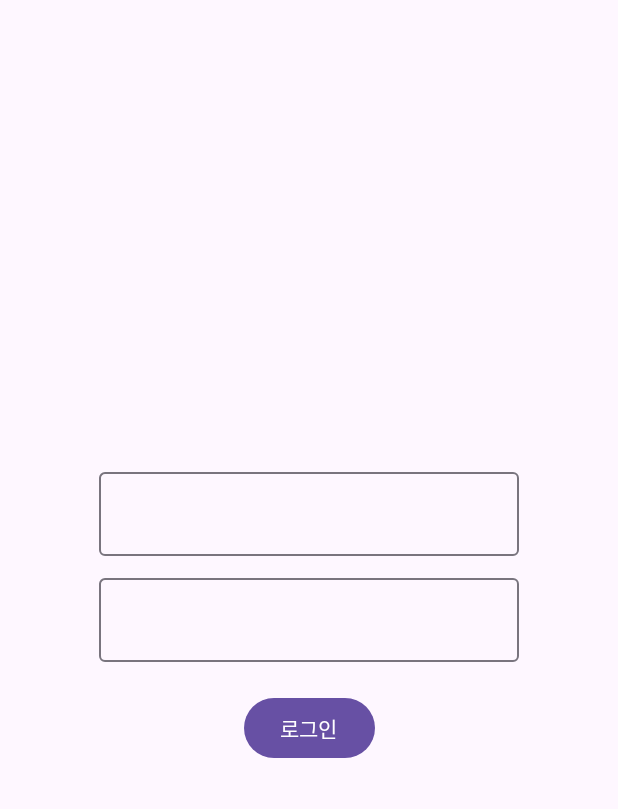
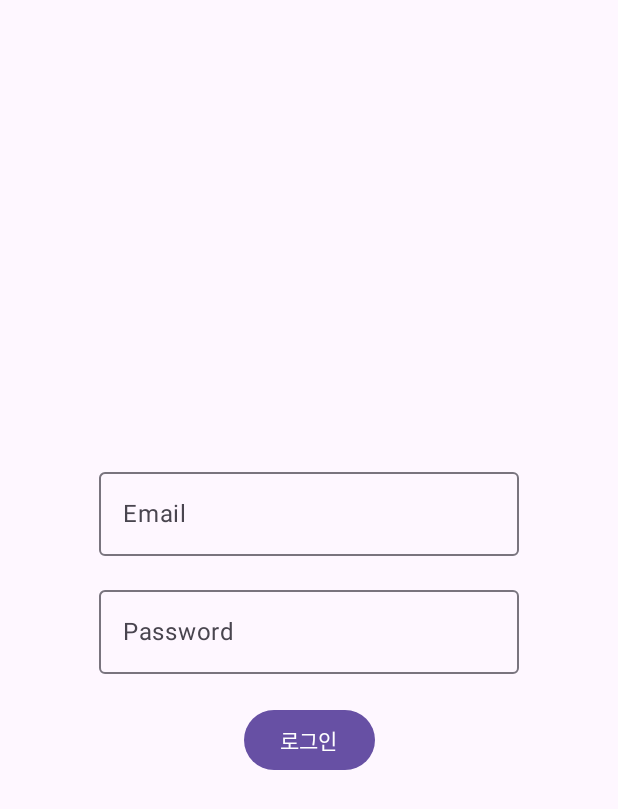
Before and after one commit to Code-Sync-Team/Blog-Android, an Android app built with Jetpack Compose: the screen it shows after launch (MainActivity), on a phone screen of 412 x 824 dp. Shown: the top 809 px of the screen. Run offline under Robolectric (Android 15) with nearby library versions, the phone set to English and light mode, and no system bars; our stand-ins replace Dagger/Hilt's generated code; libraries missing offline, so code that uses them is left out: com.jakewharton.retrofit2.

Commit message:
feat: BasicTextField 추가

```diff
--- a/app/src/main/java/com/example/blog/MainActivity.kt
+++ b/app/src/main/java/com/example/blog/MainActivity.kt
@@ -4,19 +4,16 @@ import android.os.Bundle
 import androidx.activity.ComponentActivity
 import androidx.activity.compose.setContent
 import androidx.activity.enableEdgeToEdge
-import androidx.activity.viewModels
 import androidx.compose.material3.Text
 import androidx.compose.runtime.Composable
 import androidx.compose.ui.Modifier
 import androidx.compose.ui.tooling.preview.Preview
-import com.example.blog.ui.login.LoginViewModel
 import com.example.blog.ui.navigation.BlogNavHost
 import com.example.blog.ui.theme.BlogTheme
 import dagger.hilt.android.AndroidEntryPoint
 
 @AndroidEntryPoint
 class MainActivity : ComponentActivity() {
-    private val viewModel by viewModels<LoginViewModel>()
     override fun onCreate(savedInstanceState: Bundle?) {
         super.onCreate(savedInstanceState)
         enableEdgeToEdge()
--- /dev/null
+++ b/app/src/main/java/com/example/blog/ui/components/BasicTextField.kt
@@ -0,0 +1,26 @@
+package com.example.blog.ui.components
+
+import androidx.compose.foundation.text.KeyboardOptions
+import androidx.compose.material3.OutlinedTextField
+import androidx.compose.material3.Text
+import androidx.compose.runtime.Composable
+import androidx.compose.ui.Modifier
+import androidx.compose.ui.text.input.PasswordVisualTransformation
+import androidx.compose.ui.text.input.VisualTransformation
+
+@Composable
+fun BasicTextField(
+    value: String,
+    onValueChange: (String) -> Unit,
+    label: String,
+    modifier: Modifier = Modifier,
+    visualTransformation: VisualTransformation = VisualTransformation.None
+) {
+    OutlinedTextField(
+        value = value,
+        onValueChange = onValueChange,
+        modifier = modifier,
+        label = { Text(text = label) },
+        visualTransformation = visualTransformation
+    )
+}
--- a/app/src/main/java/com/example/blog/ui/login/LoginScreen.kt
+++ b/app/src/main/java/com/example/blog/ui/login/LoginScreen.kt
@@ -22,6 +22,7 @@ import androidx.compose.ui.tooling.preview.Preview
 import androidx.compose.ui.unit.dp
 import androidx.hilt.navigation.compose.hiltViewModel
 import com.example.blog.R
+import com.example.blog.ui.components.BasicTextField
 
 @Composable
 fun LoginRoute(
@@ -73,18 +74,19 @@ fun LoginContent(
         horizontalAlignment = Alignment.CenterHorizontally
     ) {
 
-        OutlinedTextField(
+        BasicTextField(
             value = email,
-            onValueChange = onEmailChange
+            onValueChange = onEmailChange,
+            label = stringResource(id = R.string.emailLabel)
         )
 
         Spacer(modifier = Modifier.padding(7.dp))
 
-        OutlinedTextField(
+        BasicTextField(
             value = password,
             onValueChange = onPasswordChange,
-            visualTransformation =  PasswordVisualTransformation(),
-            keyboardOptions = KeyboardOptions(keyboardType = KeyboardType.Password)
+            label = stringResource(id = R.string.passwordLabel),
+            visualTransformation = PasswordVisualTransformation()
         )
 
         Spacer(modifier = Modifier.padding(10.dp))
--- a/app/src/main/res/values/strings.xml
+++ b/app/src/main/res/values/strings.xml
@@ -1,6 +1,5 @@
 <resources>
     <string name="app_name">Blog</string>
-    <string name="title_activity_sign_up">SignUpActivity</string>
     <string name="login">로그인</string>
     <string name="userNameLabel">UserName</string>
     <string name="emailLabel">Email</string>
```
